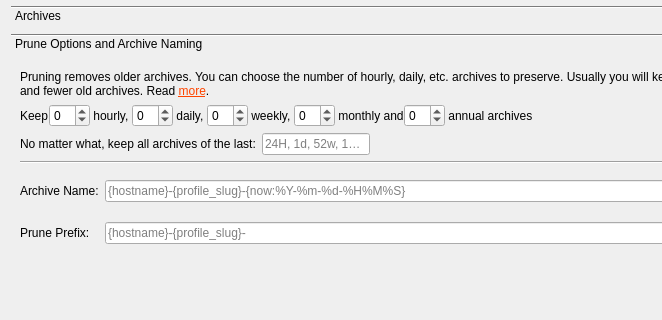
Old version of the form src/vorta/assets/UI/archivetab.ui in the repository borgbase/vorta; both pictures show x 0 to 662 and y 0 to 320 of the 781 by 447 pixel window.
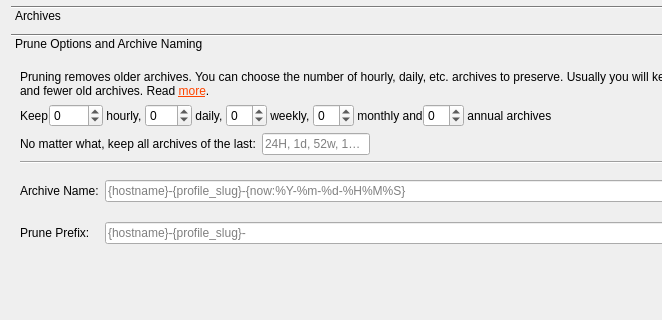
New version of the form. The open tabs and pages were chosen to show the change.

Commit message: Increases the maximum allowed number in prune keep hourly to 9999 and daily to 999. (#1089)

Diff of the .ui file:
```diff
--- a/src/vorta/assets/UI/archivetab.ui
+++ b/src/vorta/assets/UI/archivetab.ui
@@ -238,6 +238,9 @@
            <property name="minimum">
             <number>-1</number>
            </property>
+           <property name="maximum">
+            <number>9999</number>
+           </property>
           </widget>
          </item>
          <item>
@@ -255,6 +258,9 @@
            <property name="minimum">
             <number>-1</number>
            </property>
+           <property name="maximum">
+            <number>999</number>
+           </property>
           </widget>
          </item>
          <item>
```
